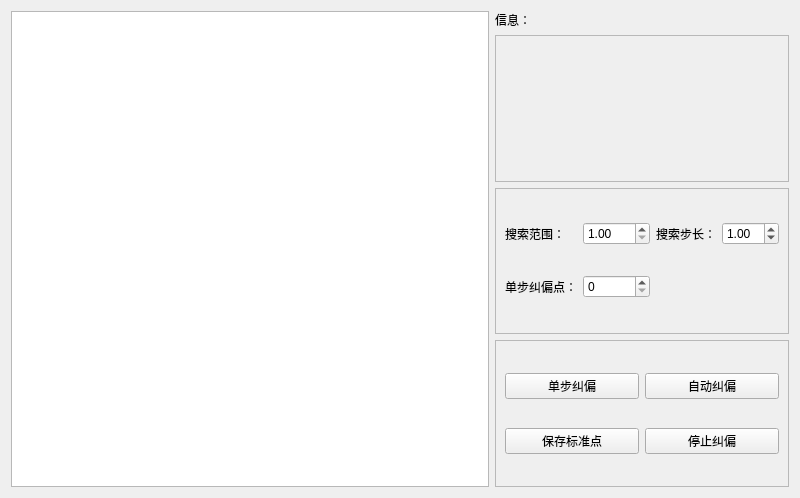
First picture: the form in ascan.ui, repository chuge007/detectOfvioce, before the edit.
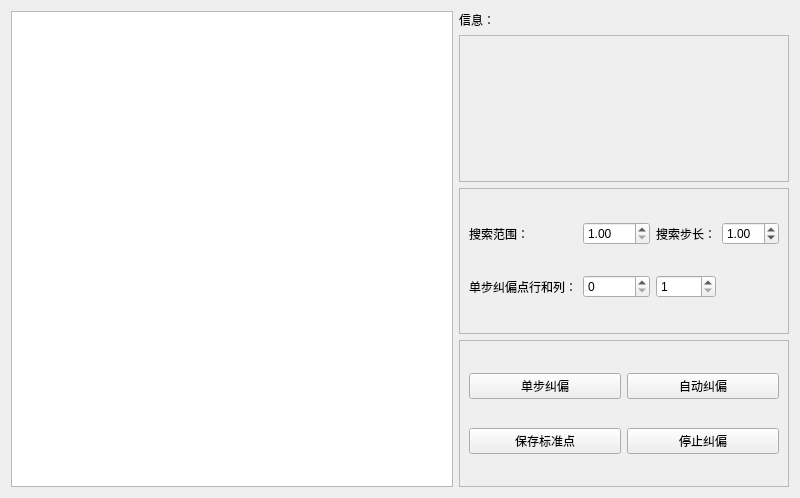
Second picture: the form after the edit.

The edit to the form file:
```diff
--- a/ascan.ui
+++ b/ascan.ui
@@ -104,7 +104,7 @@
       <item row="1" column="0">
        <widget class="QLabel" name="label_4">
         <property name="text">
-         <string>单步纠偏点：</string>
+         <string>单步纠偏点行和列：</string>
         </property>
        </widget>
       </item>
@@ -115,6 +115,16 @@
         </property>
        </widget>
       </item>
+      <item row="1" column="3">
+       <widget class="QSpinBox" name="stepCorretionNumCol_sB">
+        <property name="minimum">
+         <number>1</number>
+        </property>
+        <property name="maximum">
+         <number>3</number>
+        </property>
+       </widget>
+      </item>
      </layout>
     </widget>
    </item>
```
Left out of the diff: 2 changed lines with no effect on the pictures.
